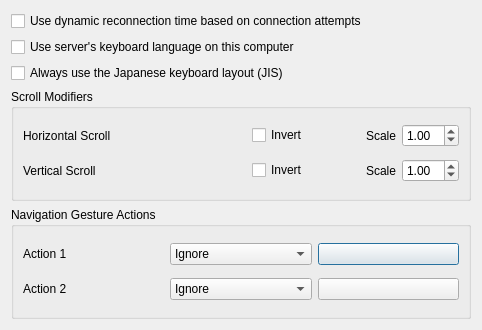
Old version of the form src/lib/gui/dialogs/ClientConfigDialog.ui in the repository gotahu/deskflow-logi-jis.
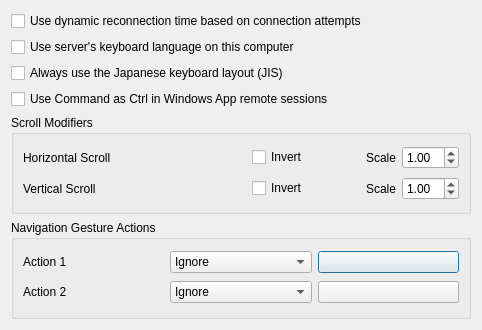
New version of the form. Custom widgets are drawn as their Qt base class.

Commit message: Map Command to Ctrl only in Windows App remote sessions

```diff
--- a/src/lib/gui/dialogs/ClientConfigDialog.ui
+++ b/src/lib/gui/dialogs/ClientConfigDialog.ui
@@ -43,6 +43,12 @@
      <property name="toolTip"><string>Uses the installed Japanese layout regardless of the server input language. This takes precedence over language synchronization. IME on/off keys still work.</string></property>
     </widget>
    </item>
+   <item>
+    <widget class="QCheckBox" name="cbWindowsAppCommandToCtrl">
+     <property name="text"><string>Use Command as Ctrl in Windows App remote sessions</string></property>
+     <property name="toolTip"><string>Maps received Super (Command) keys to Ctrl only when a Windows App connection window is in front. The mapping lasts until the key is released. Windows clients only.</string></property>
+    </widget>
+   </item>
    <item>
     <widget class="QGroupBox" name="groupBox">
      <property name="title">
```
The commit also changes 13 other files.
